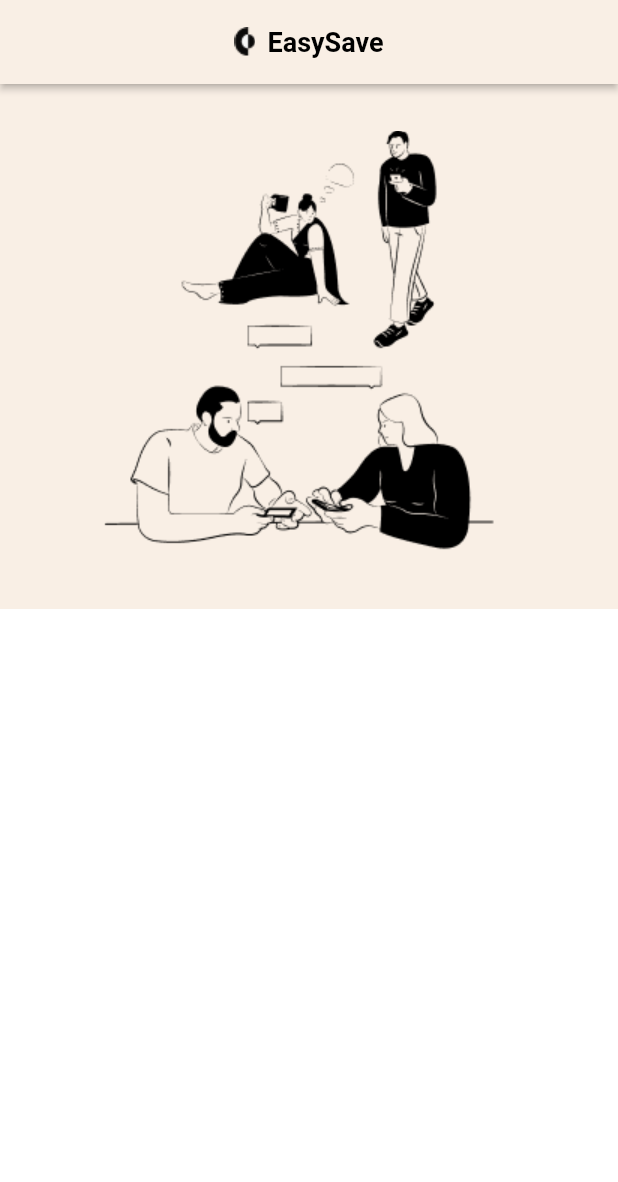
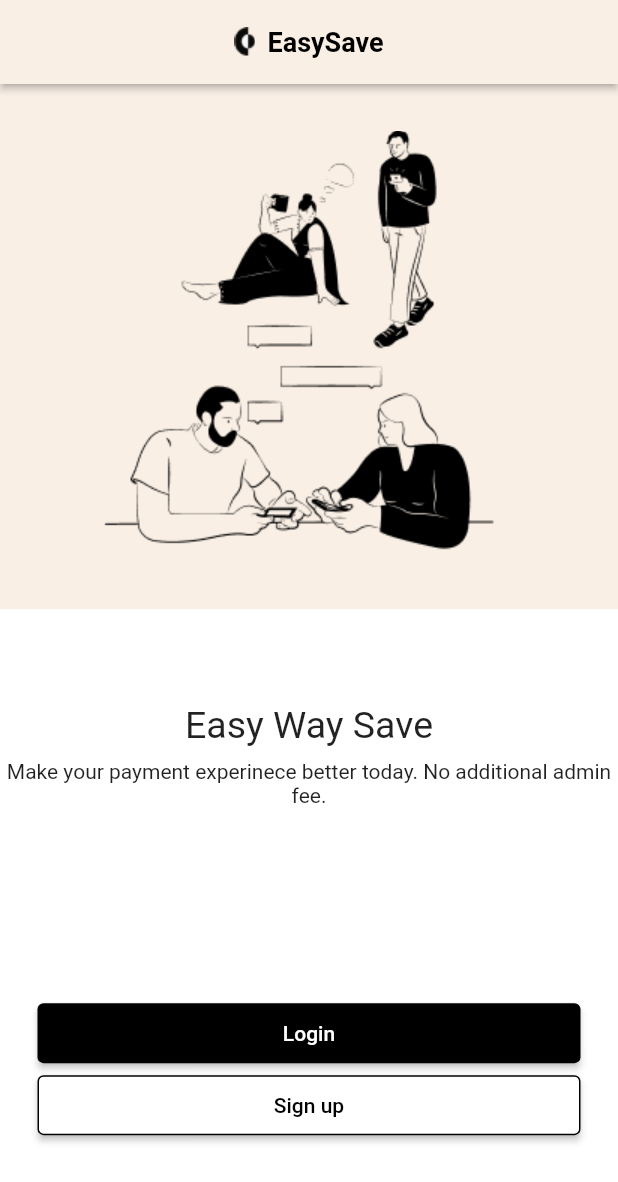
Before and after one commit to Fahd17/Ahsaabha, a Flutter app: the screen it shows after launch, on a phone screen of 412 x 824 dp. Shown: the top 1182 px of the screen. Run offline on Flutter 3.47's test engine with Material 2 defaults, Android fonts, the phone set to English and light mode, and no system bars.

Commit message:
finished initial page

```diff
--- a/lib/views/initial_page.dart
+++ b/lib/views/initial_page.dart
@@ -1,4 +1,4 @@
-// ignore_for_file: prefer_const_constructors
+// ignore_for_file: prefer_const_constructors, prefer_const_literals_to_create_immutables
 
 import 'package:flutter/material.dart';
 
@@ -12,21 +12,7 @@ class InitialPage extends StatelessWidget {
       appBar: AppBar(
         backgroundColor: Color(0xffF9EFE5),
         elevation: 2,
-        title: Row(mainAxisAlignment: MainAxisAlignment.center, children: [
-          Image.asset("assets/logos/logo.png"),
-          SizedBox(
-            width: 8,
-          ),
-          Text(
-            "EasySave",
-            style: TextStyle(
-              color: Colors.black,
-              fontSize: 18,
-              fontWeight: FontWeight.bold,
-            ),
-          ),
-        ]),
-      ),
+        title: TitleWidget()),
       body: SafeArea(
         child: Column(children: [
           Image.asset(
@@ -36,8 +22,51 @@ class InitialPage extends StatelessWidget {
           ),
           Expanded(
             child: Container(
+              width: MediaQuery.of(context).size.width,
               color: Colors.white,
-
+              child: Column(
+                mainAxisAlignment: MainAxisAlignment.spaceAround,
+                children: [
+                  Column(children: [
+                    Text("Easy Way Save",
+                      style: TextStyle(
+                      fontSize: 25,
+                      ),
+                    ),
+                    SizedBox(
+                      height: 8,
+                    ),
+                    Text("Make your payment experinece better today. No additional admin fee.",
+                      textAlign: TextAlign.center
+                    ),
+                  ]),
+                  Column(children: [
+                    ElevatedButton(
+                      onPressed: () {},
+                      style: ElevatedButton.styleFrom(
+                        backgroundColor: Colors.black,
+                        fixedSize: Size(
+                          MediaQuery.of(context).size.width-50,
+                          40
+                          )
+                      ),
+                      child: Text("Login"),
+                    ),
+                    ElevatedButton(onPressed: () {},
+                      style: ElevatedButton.styleFrom(
+                        backgroundColor: Colors.white,
+                        foregroundColor: Colors.black,
+                        side: BorderSide(color: Colors.black),
+                        fixedSize: Size(
+                          MediaQuery.of(context).size.width-50,
+                          40
+                          )
+                      ),
+                     child: Text("Sign up")
+                     ),
+                  ]),
+                ],
+              )
             ),
           ),
         ]),
@@ -45,3 +74,26 @@ class InitialPage extends StatelessWidget {
     );
   }
 }
+
+class TitleWidget extends StatelessWidget {
+  const TitleWidget({super.key, this.title = "EasySave"});
+
+  final String title;
+  @override
+  Widget build(BuildContext context) {
+    return Row(mainAxisAlignment: MainAxisAlignment.center, children: [
+          Image.asset("assets/logos/logo.png"),
+          SizedBox(
+            width: 8,
+          ),
+          Text(
+            title,
+            style: TextStyle(
+              color: Colors.black,
+              fontSize: 18,
+              fontWeight: FontWeight.bold,
+            ),
+          ),
+        ]);
+  }
+}
```
